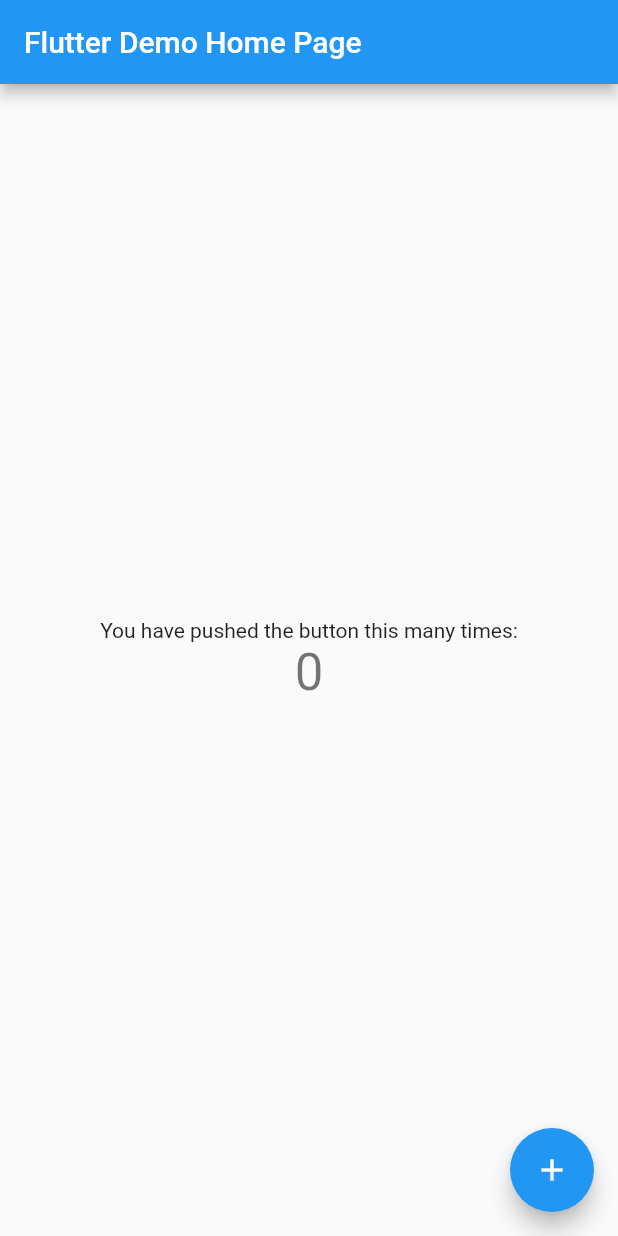
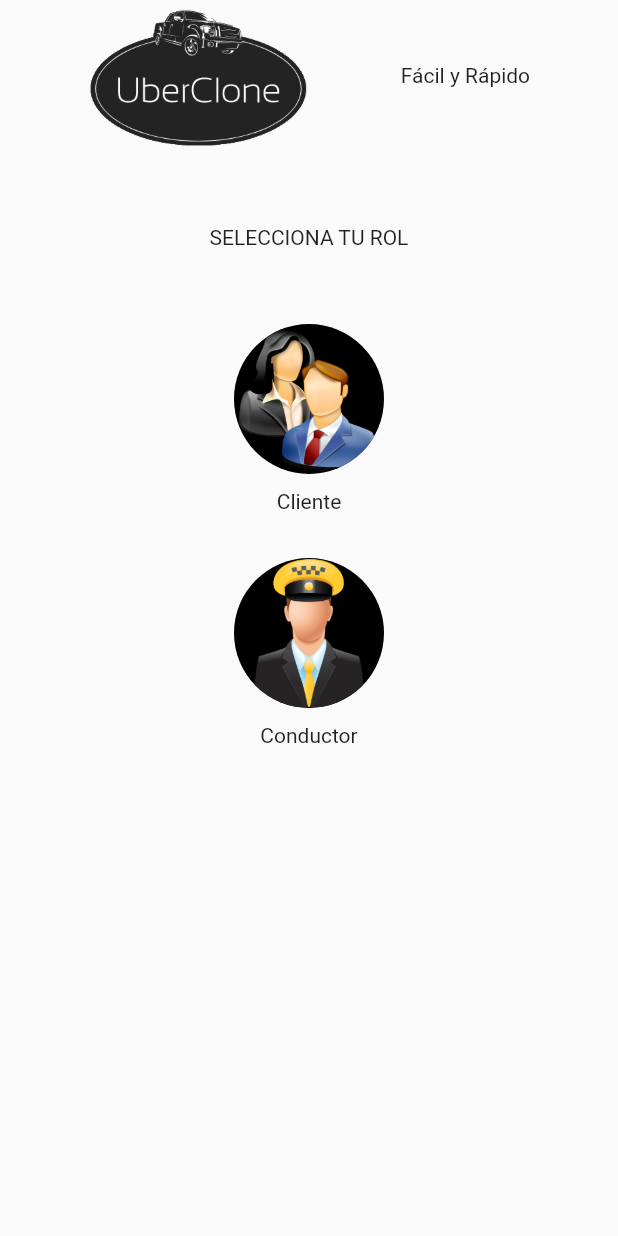
Before and after one commit to pedrozopayares/uber_clone_flutter, a Flutter app: the screen it shows after launch, on a phone screen of 412 x 824 dp. Run offline on Flutter 3.47's test engine with Material 2 defaults, Android fonts, the phone set to English and light mode, and no system bars.

Commit message:
Lección 11 - Home Layout

```diff
--- a/lib/main.dart
+++ b/lib/main.dart
@@ -1,115 +1,26 @@
 import 'package:flutter/material.dart';
+import 'package:uber_clone_flutter/pages/home/home_page.dart';
 
 void main() {
   runApp(const MyApp());
 }
 
-class MyApp extends StatelessWidget {
+class MyApp extends StatefulWidget {
   const MyApp({Key? key}) : super(key: key);
 
-  // This widget is the root of your application.
+  @override
+  _MyAppState createState() => _MyAppState();
+}
+
+class _MyAppState extends State<MyApp> {
   @override
   Widget build(BuildContext context) {
     return MaterialApp(
-      title: 'Flutter Demo',
-      theme: ThemeData(
-        // This is the theme of your application.
-        //
-        // Try running your application with "flutter run". You'll see the
-        // application has a blue toolbar. Then, without quitting the app, try
-        // changing the primarySwatch below to Colors.green and then invoke
-        // "hot reload" (press "r" in the console where you ran "flutter run",
-        // or simply save your changes to "hot reload" in a Flutter IDE).
-        // Notice that the counter didn't reset back to zero; the application
-        // is not restarted.
-        primarySwatch: Colors.blue,
-      ),
-      home: const MyHomePage(title: 'Flutter Demo Home Page'),
+      title: 'UberClone',
+      initialRoute: 'home',
+      routes: {
+        'home': (BuildContext context) => HomePage(),
+      }
     );
   }
 }
-
-class MyHomePage extends StatefulWidget {
-  const MyHomePage({Key? key, required this.title}) : super(key: key);
-
-  // This widget is the home page of your application. It is stateful, meaning
-  // that it has a State object (defined below) that contains fields that affect
-  // how it looks.
-
-  // This class is the configuration for the state. It holds the values (in this
-  // case the title) provided by the parent (in this case the App widget) and
-  // used by the build method of the State. Fields in a Widget subclass are
-  // always marked "final".
-
-  final String title;
-
-  @override
-  State<MyHomePage> createState() => _MyHomePageState();
-}
-
-class _MyHomePageState extends State<MyHomePage> {
-  int _counter = 0;
-
-  void _incrementCounter() {
-    setState(() {
-      // This call to setState tells the Flutter framework that something has
-      // changed in this State, which causes it to rerun the build method below
-      // so that the display can reflect the updated values. If we changed
-      // _counter without calling setState(), then the build method would not be
-      // called again, and so nothing would appear to happen.
-      _counter++;
-    });
-  }
-
-  @override
-  Widget build(BuildContext context) {
-    // This method is rerun every time setState is called, for instance as done
-    // by the _incrementCounter method above.
-    //
-    // The Flutter framework has been optimized to make rerunning build methods
-    // fast, so that you can just rebuild anything that needs updating rather
-    // than having to individually change instances of widgets.
-    return Scaffold(
-      appBar: AppBar(
-        // Here we take the value from the MyHomePage object that was created by
-        // the App.build method, and use it to set our appbar title.
-        title: Text(widget.title),
-      ),
-      body: Center(
-        // Center is a layout widget. It takes a single child and positions it
-        // in the middle of the parent.
-        child: Column(
-          // Column is also a layout widget. It takes a list of children and
-          // arranges them vertically. By default, it sizes itself to fit its
-          // children horizontally, and tries to be as tall as its parent.
-          //
-          // Invoke "debug painting" (press "p" in the console, choose the
-          // "Toggle Debug Paint" action from the Flutter Inspector in Android
-          // Studio, or the "Toggle Debug Paint" command in Visual Studio Code)
-          // to see the wireframe for each widget.
-          //
-          // Column has various properties to control how it sizes itself and
-          // how it positions its children. Here we use mainAxisAlignment to
-          // center the children vertically; the main axis here is the vertical
-          // axis because Columns are vertical (the cross axis would be
-          // horizontal).
-          mainAxisAlignment: MainAxisAlignment.center,
-          children: <Widget>[
-            const Text(
-              'You have pushed the button this many times:',
-            ),
-            Text(
-              '$_counter',
-              style: Theme.of(context).textTheme.headline4,
-            ),
-          ],
-        ),
-      ),
-      floatingActionButton: FloatingActionButton(
-        onPressed: _incrementCounter,
-        tooltip: 'Increment',
-        child: const Icon(Icons.add),
-      ), // This trailing comma makes auto-formatting nicer for build methods.
-    );
-  }
-}
--- /dev/null
+++ b/lib/pages/home/home_page.dart
@@ -0,0 +1,44 @@
+import 'package:flutter/material.dart';
+
+class HomePage extends StatelessWidget {
+  const HomePage({Key? key}) : super(key: key);
+
+  @override
+  Widget build(BuildContext context) {
+    return Scaffold(
+      body: SafeArea(
+        child: Column(children: [
+          Row(
+              mainAxisAlignment: MainAxisAlignment.spaceEvenly,
+              children: [
+                Image.asset(
+                  'assets/img/logo_app.png',
+                  width: 150,
+                  height: 100,
+                ),
+                Text('Fácil y Rápido'),
+              ]
+          ),
+          SizedBox(height:50),
+          Text('SELECCIONA TU ROL'),
+          SizedBox(height: 50,),
+          CircleAvatar(
+            backgroundImage: AssetImage('assets/img/pasajero.png'),
+            radius: 50,
+            backgroundColor: Colors.black,
+          ),
+          SizedBox(height: 10,),
+          Text('Cliente'),
+          SizedBox(height:30),
+          CircleAvatar(
+            backgroundImage: AssetImage('assets/img/driver.png'),
+            radius: 50,
+            backgroundColor: Colors.black,
+          ),
+          SizedBox(height: 10,),
+          Text('Conductor'),
+        ]),
+      ),
+    );
+  }
+}
--- a/pubspec.yaml
+++ b/pubspec.yaml
@@ -34,6 +34,7 @@
   # The following adds the Cupertino Icons font to your application.
   # Use with the CupertinoIcons class for iOS style icons.
   cupertino_icons: ^1.0.2
+  flutter_custom_clippers: ^2.0.0
 
 dev_dependencies:
   flutter_test:
@@ -62,6 +63,9 @@
   #   - images/a_dot_burr.jpeg
   #   - images/a_dot_ham.jpeg
 
+  assets:
+    - assets/img/
+
   # An image asset can refer to one or more resolution-specific "variants", see
   # https://flutter.dev/assets-and-images/#resolution-aware.
 
```
Also changed, not shown: assets/img/driver.png (added), assets/img/flag.png (added), assets/img/icon_car.png (added), assets/img/icon_taxi.png (added), assets/img/logo_app.png (added), assets/img/map_pin_blue.png (added), assets/img/map_pin_red.png (added), assets/img/my_location.png (added), assets/img/my_location_blue.png (added), assets/img/my_location_yellow.png (added), assets/img/pasajero.png (added), assets/img/profile.jpg (added), assets/img/taxi_icon.png (added), assets/img/uber_car.png (added), 2 more files.
